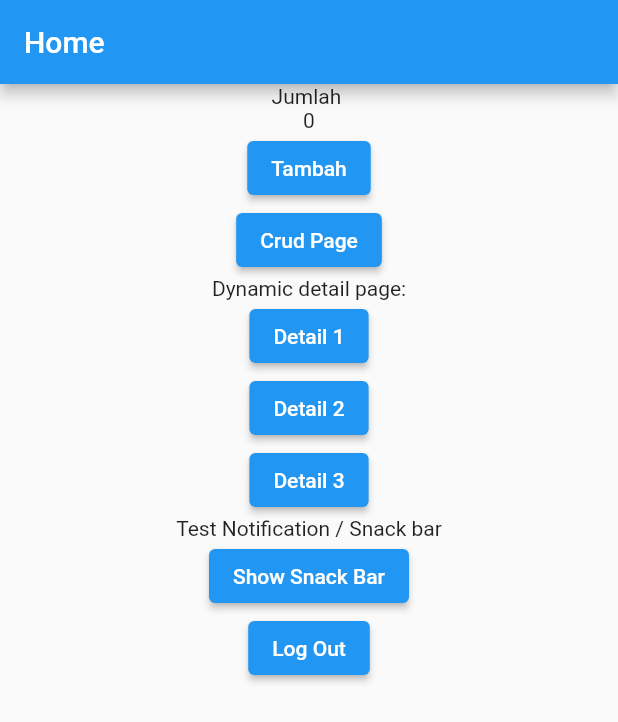
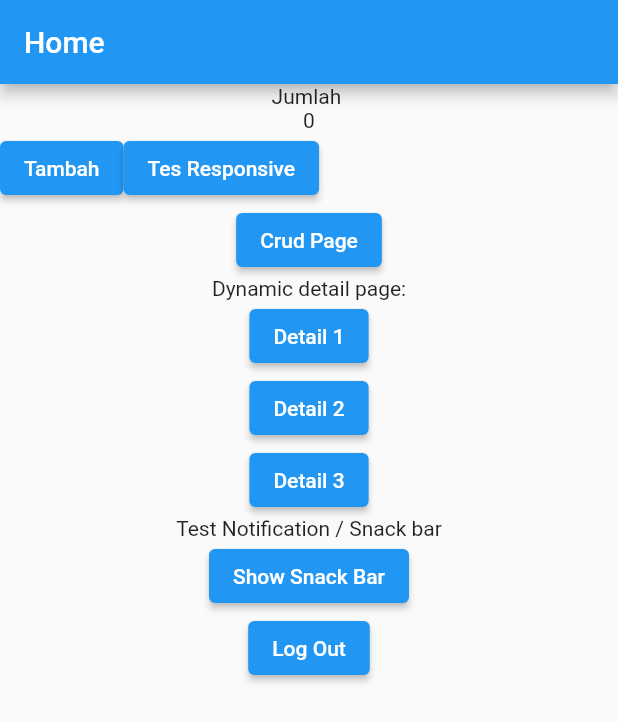
Before and after one commit to Celxd/state-crud, a Flutter app: the screen it shows once a user with an empty profile is signed in, on a phone screen of 412 x 824 dp. Shown: the top 722 px of the screen. Run offline on Flutter 3.47's test engine with Material 2 defaults, Android fonts, the phone set to English and light mode, and no system bars; our stand-ins replace cloud_firestore, firebase_auth, firebase_core, get, google_sign_in; accounts and stored records are empty.

Commit message:
Fixed some stuff

```diff
--- a/lib/home.dart
+++ b/lib/home.dart
@@ -24,11 +24,22 @@ class _homeState extends State<home> {
            children: [
             const Text("Jumlah "),
             Obx(() => Text(control.count.toString())),
+            Row(
+              children: [
             ElevatedButton(
               onPressed: () {
                 control.increment();
               },
               child: const Text("Tambah"),
+            ),
+            ElevatedButton(
+              onPressed: () {
+                Get.toNamed("/responsive");
+              },
+              child: const Text("Tes Responsive"),
+            ),
+
+              ],
             ),
             ElevatedButton(
               onPressed: () {
--- a/lib/main.dart
+++ b/lib/main.dart
@@ -4,9 +4,12 @@ import 'package:get/get.dart';
 import 'package:firebase_auth/firebase_auth.dart';
 import 'package:state/crud.dart';
 import 'package:state/home.dart';
+import 'package:state/responsive/mobile_body.dart';
+import 'package:state/responsive/responsive_layout.dart';
+import 'package:state/responsive/tablet_body.dart';
+import 'package:state/responsive/desktop_body.dart';
 import 'page2.dart';
 import 'loginPage.dart';
-import 'package:state/responsive.dart';
 
 void main() async {
   WidgetsFlutterBinding.ensureInitialized();
@@ -48,6 +51,11 @@ class MyApp extends StatelessWidget {
         GetPage(name: '/', page: () => const home()),
         GetPage(name: '/crud', page: () => const Crud()),
         GetPage(name: '/page2/:id', page: () => const page2()),
+        GetPage(name: '/responsive', page: () => ResponsiveLayout(
+          mobileBody: const MobileScaffold(),
+          tabletBody: const TabletScaffold(),
+          desktopBody: const DesktopScaffold(),
+        )),
       ],
     );
   }
--- a/lib/responsive/mobile_body.dart
+++ b/lib/responsive/mobile_body.dart
@@ -1,7 +1,7 @@
 import 'package:flutter/material.dart';
-import 'package:responsivedashboard/constants.dart';
-import 'package:responsivedashboard/util/my_box.dart';
-import 'package:responsivedashboard/util/my_tile.dart';
+import '../constants.dart';
+import '../util/my_box.dart';
+import '../util/my_tile.dart';
 
 class MobileScaffold extends StatefulWidget {
   const MobileScaffold({Key? key}) : super(key: key);
```
